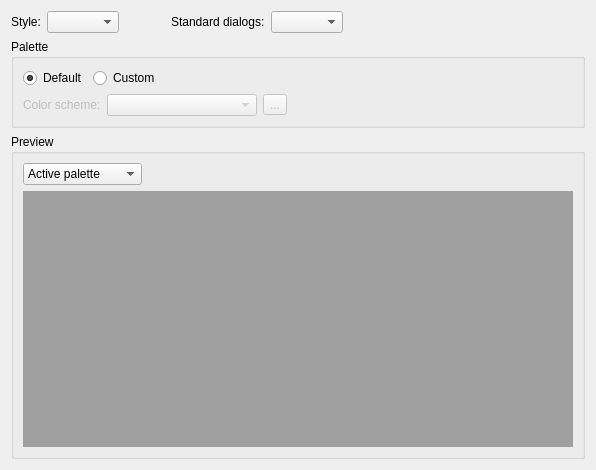
Old version of the form src/qt5ct/appearancepage.ui in the repository jlindgren90/qt5ct.
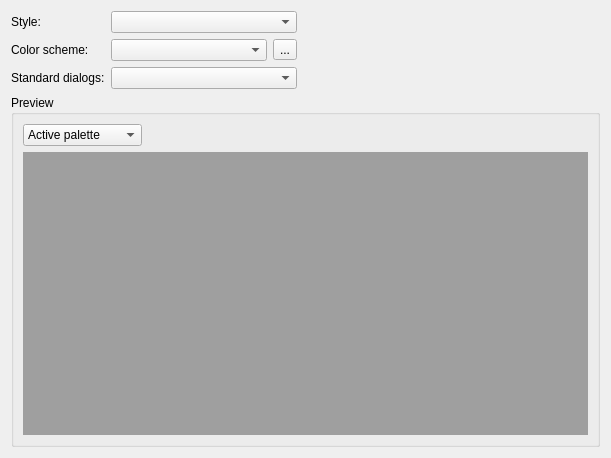
New version of the form.

Commit message: reworked color settings

```diff
--- a/src/qt5ct/appearancepage.ui
+++ b/src/qt5ct/appearancepage.ui
@@ -6,8 +6,8 @@
    <rect>
     <x>0</x>
     <y>0</y>
-    <width>596</width>
-    <height>470</height>
+    <width>611</width>
+    <height>458</height>
    </rect>
   </property>
   <property name="windowTitle">
@@ -15,45 +15,93 @@
   </property>
   <layout class="QGridLayout" name="gridLayout_4">
    <item row="0" column="0">
-    <widget class="QLabel" name="label">
-     <property name="text">
-      <string>Style:</string>
-     </property>
-    </widget>
+    <layout class="QFormLayout" name="formLayout">
+     <item row="0" column="0">
+      <widget class="QLabel" name="label">
+       <property name="text">
+        <string>Style:</string>
+       </property>
+      </widget>
+     </item>
+     <item row="0" column="1">
+      <widget class="QComboBox" name="styleComboBox">
+       <property name="sizePolicy">
+        <sizepolicy hsizetype="Expanding" vsizetype="Fixed">
+         <horstretch>0</horstretch>
+         <verstretch>0</verstretch>
+        </sizepolicy>
+       </property>
+      </widget>
+     </item>
+     <item row="1" column="0">
+      <widget class="QLabel" name="colorScheeLabel">
+       <property name="enabled">
+        <bool>true</bool>
+       </property>
+       <property name="text">
+        <string>Color scheme:</string>
+       </property>
+      </widget>
+     </item>
+     <item row="1" column="1">
+      <layout class="QHBoxLayout" name="horizontalLayout">
+       <item>
+        <widget class="QComboBox" name="colorSchemeComboBox">
+         <property name="enabled">
+          <bool>true</bool>
+         </property>
+         <property name="minimumSize">
+          <size>
+           <width>150</width>
+           <height>0</height>
+          </size>
+         </property>
+         <property name="focusPolicy">
+          <enum>Qt::TabFocus</enum>
+         </property>
+        </widget>
+       </item>
+       <item>
+        <widget class="QToolButton" name="colorSchemeButton">
+         <property name="text">
+          <string notr="true">...</string>
+         </property>
+         <property name="popupMode">
+          <enum>QToolButton::InstantPopup</enum>
+         </property>
+         <property name="arrowType">
+          <enum>Qt::NoArrow</enum>
+         </property>
+        </widget>
+       </item>
+      </layout>
+     </item>
+     <item row="2" column="0">
+      <widget class="QLabel" name="dialogLabel">
+       <property name="text">
+        <string>Standard dialogs:</string>
+       </property>
+      </widget>
+     </item>
+     <item row="2" column="1">
+      <widget class="QComboBox" name="dialogComboBox"/>
+     </item>
+    </layout>
    </item>
    <item row="0" column="1">
-    <widget class="QComboBox" name="styleComboBox"/>
-   </item>
-   <item row="0" column="5">
     <spacer name="horizontalSpacer">
      <property name="orientation">
       <enum>Qt::Horizontal</enum>
      </property>
      <property name="sizeHint" stdset="0">
       <size>
-       <width>40</width>
+       <width>297</width>
        <height>20</height>
       </size>
      </property>
     </spacer>
    </item>
-   <item row="0" column="2">
-    <spacer name="horizontalSpacer_5">
-     <property name="orientation">
-      <enum>Qt::Horizontal</enum>
-     </property>
-     <property name="sizeType">
-      <enum>QSizePolicy::Fixed</enum>
-     </property>
-     <property name="sizeHint" stdset="0">
-      <size>
-       <width>40</width>
-       <height>20</height>
-      </size>
-     </property>
-    </spacer>
-   </item>
-   <item row="3" column="0" colspan="6">
+   <item row="1" column="0" colspan="2">
     <widget class="QGroupBox" name="groupBox">
      <property name="title">
       <string>Preview</string>
@@ -107,121 +155,6 @@
      </layout>
     </widget>
    </item>
-   <item row="2" column="0" colspan="6">
-    <widget class="QGroupBox" name="paletteGroupBox">
-     <property name="title">
-      <string>Palette</string>
-     </property>
-     <layout class="QVBoxLayout" name="_2">
-      <item>
-       <layout class="QHBoxLayout" name="horizontalLayout">
-        <property name="spacing">
-         <number>6</number>
-        </property>
-        <item>
-         <widget class="QRadioButton" name="defaultPaletteButton">
-          <property name="text">
-           <string>Default</string>
-          </property>
-          <property name="checked">
-           <bool>true</bool>
-          </property>
-         </widget>
-        </item>
-        <item>
-         <widget class="QRadioButton" name="customPaletteButton">
-          <property name="text">
-           <string>Custom</string>
-          </property>
-         </widget>
-        </item>
-        <item>
-         <spacer name="horizontalSpacer_3">
-          <property name="orientation">
-           <enum>Qt::Horizontal</enum>
-          </property>
-          <property name="sizeHint" stdset="0">
-           <size>
-            <width>230</width>
-            <height>20</height>
-           </size>
-          </property>
-         </spacer>
-        </item>
-       </layout>
-      </item>
-      <item>
-       <layout class="QHBoxLayout" name="horizontalLayout_2">
-        <item>
-         <widget class="QLabel" name="colorScheeLabel">
-          <property name="enabled">
-           <bool>false</bool>
-          </property>
-          <property name="text">
-           <string>Color scheme:</string>
-          </property>
-         </widget>
-        </item>
-        <item>
-         <widget class="QComboBox" name="colorSchemeComboBox">
-          <property name="enabled">
-           <bool>false</bool>
-          </property>
-          <property name="minimumSize">
-           <size>
-            <width>150</width>
-            <height>0</height>
-           </size>
-          </property>
-          <property name="focusPolicy">
-           <enum>Qt::TabFocus</enum>
-          </property>
-         </widget>
-        </item>
-        <item>
-         <widget class="QToolButton" name="colorSchemeButton">
-          <property name="enabled">
-           <bool>false</bool>
-          </property>
-          <property name="text">
-           <string>...</string>
-          </property>
-          <property name="popupMode">
-           <enum>QToolButton::InstantPopup</enum>
-          </property>
-          <property name="arrowType">
-           <enum>Qt::NoArrow</enum>
-          </property>
-         </widget>
-        </item>
-        <item>
-         <spacer name="horizontalSpacer_4">
-          <property name="orientation">
-           <enum>Qt::Horizontal</enum>
-          </property>
-          <property name="sizeHint" stdset="0">
-           <size>
-            <width>40</width>
-            <height>20</height>
-           </size>
-          </property>
-         </spacer>
-        </item>
-       </layout>
-      </item>
-     </layout>
-    </widget>
-   </item>
-   <item row="0" column="3">
-    <widget class="QLabel" name="dialogLabel">
-     <property name="text">
-      <string>Standard dialogs:</string>
-     </property>
-    </widget>
-   </item>
-   <item row="0" column="4">
-    <widget class="QComboBox" name="dialogComboBox"/>
-   </item>
   </layout>
  </widget>
  <tabstops>
```
Left out of the diff: 57 changed lines with no effect on the pictures. The commit also changes 4 other files.
